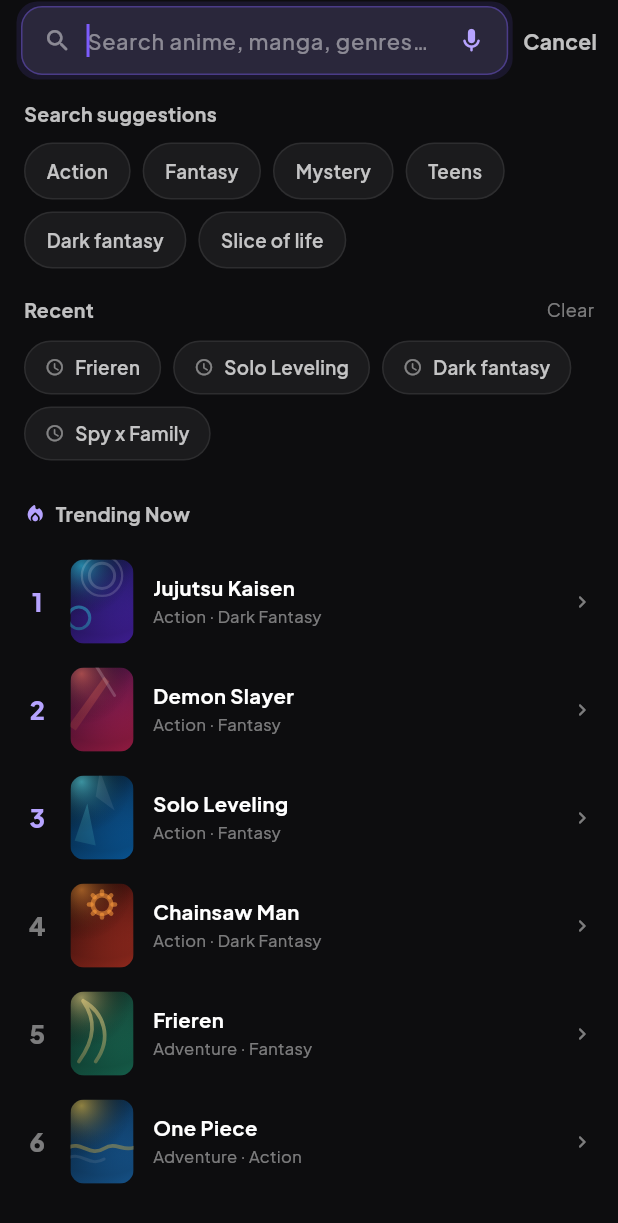
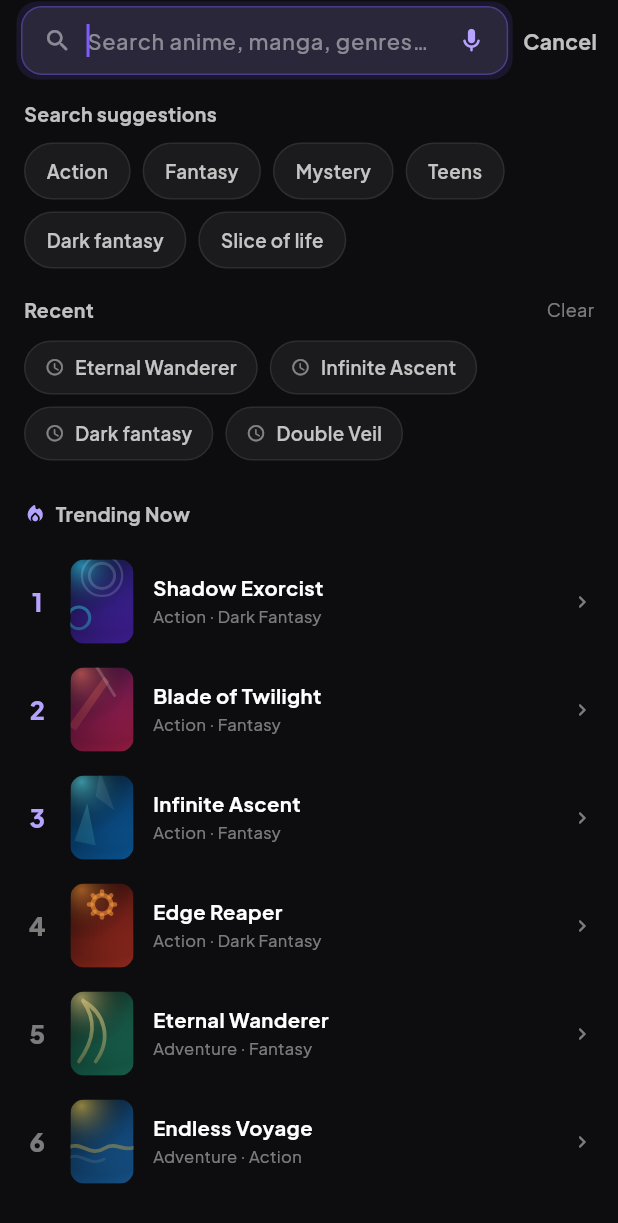
Before and after one commit to abdelhaqouballouk0-droid/Anify---Anime-Manga, a Flutter app: the screen it shows after launch, item 2 of the bottom bar chosen, on a phone screen of 412 x 824 dp. Shown: the top 1223 px of the screen. Run offline on Flutter 3.47's test engine with Material 3 defaults, Android fonts, the phone set to English and light mode, and no system bars; our stand-ins replace google_fonts.

Commit message:
fix: replace all real IP titles with original fictional titles (v1.2.0+11)
All real anime/manga names replaced with invented originals to address
Apple App Store rejection for unauthorized use of third-party content
catalogs. Titles, Japanese names, synopses, and quiz questions are now
fully fictional. Version bumped to 1.2.0+11.

Co-Authored-By: Claude Sonnet 4.6 <noreply@anthropic.com>

```diff
--- a/lib/data/sample_data.dart
+++ b/lib/data/sample_data.dart
@@ -8,108 +8,108 @@ class SampleData {
   // ---------------------------- ANIME ----------------------------
   static const jjk = Media(
     key: 'jjk',
-    title: 'Jujutsu Kaisen',
-    jpTitle: '呪術廻戦',
-    subtitle: 'Shibuya Incident',
+    title: 'Shadow Exorcist',
+    jpTitle: '影の祓師',
+    subtitle: 'The Sealing Night',
     rating: 9.1,
     year: 2023,
     count: 23,
     duration: '24m',
     genres: ['Action', 'Dark Fantasy', 'Supernatural'],
     synopsis:
-        "On Halloween night, Shibuya is sealed off by a veil. Sorcerers and curses clash in the streets as Yuji and his allies race to free Gojo and stop a catastrophe that could reshape the jujutsu world forever.",
+        "On a cursed night, the city is sealed beneath an ancient barrier. Exorcists and spirits clash in the streets as a young warrior races to break the seal before an unstoppable evil reshapes the spirit world forever.",
   );
 
   static const demon = Media(
     key: 'demon',
-    title: 'Demon Slayer',
-    jpTitle: '鬼滅の刃',
-    subtitle: 'Hashira Training Arc',
+    title: 'Blade of Twilight',
+    jpTitle: '黄昏の刃',
+    subtitle: 'Final Covenant Arc',
     rating: 8.9,
     year: 2024,
     count: 8,
     duration: '24m',
     genres: ['Action', 'Fantasy', 'Supernatural'],
     synopsis:
-        "Tanjiro joins the Hashira as they begin a brutal training regimen to prepare for the looming battle against Muzan Kibutsuji and the Upper Rank demons.",
+        "A young swordsman joins the elite Covenant warriors in a grueling trial to prepare for a final confrontation against the dark lord and his army of shadow demons.",
   );
 
   static const solo = Media(
     key: 'solo',
-    title: 'Solo Leveling',
-    jpTitle: '俺だけレベルアップな件',
-    subtitle: 'Arise',
+    title: 'Infinite Ascent',
+    jpTitle: '無限の覚醒',
+    subtitle: 'Awakening',
     rating: 8.7,
     year: 2024,
     count: 12,
     duration: '24m',
     genres: ['Action', 'Fantasy', 'Adventure'],
     synopsis:
-        "Sung Jinwoo, the weakest hunter of all mankind, awakens a mysterious System that lets him grow without limit. As dungeons darken, he climbs toward a power no one has ever seen.",
+        "Ren Kagura, ranked the weakest of all fighters, unlocks a mysterious system that grants unlimited growth potential. As the rifts grow darker, he climbs toward a power no one has ever witnessed.",
   );
 
   static const frieren = Media(
     key: 'frieren',
-    title: 'Frieren',
-    jpTitle: '葬送のフリーレン',
-    subtitle: "Beyond Journey's End",
+    title: 'Eternal Wanderer',
+    jpTitle: '永遠の旅人',
+    subtitle: 'Memories Arc',
     rating: 9.4,
     year: 2023,
     count: 28,
     duration: '24m',
     genres: ['Adventure', 'Fantasy', 'Slice of Life'],
     synopsis:
-        "An elven mage who outlives her party sets out to truly understand the humans she travelled with. A quiet meditation on memory, time, and what it means to know someone.",
+        "An immortal mage who has outlived her companions sets out on a quiet journey to truly understand the mortals she once adventured with. A tender meditation on time, memory, and connection.",
   );
 
   static const dungeon = Media(
     key: 'dungeon',
-    title: 'Dungeon Meshi',
-    jpTitle: 'ダンジョン飯',
-    subtitle: 'Delicious in Dungeon',
+    title: 'Labyrinth Feasts',
+    jpTitle: '迷宮の晩餐',
+    subtitle: 'Depths Edition',
     rating: 8.6,
     year: 2024,
     count: 24,
     duration: '24m',
     genres: ['Adventure', 'Comedy', 'Fantasy'],
     synopsis:
-        "After a party loses everything to a red dragon, Laios leads them back into the dungeon — surviving on monster cuisine along the way.",
+        "After losing all their supplies to a fire dragon, a party of adventurers ventures back into the labyrinth — surviving by cooking and eating the monsters they defeat.",
   );
 
   static const bluelock = Media(
     key: 'bluelock',
-    title: 'Blue Lock',
-    jpTitle: 'ブルーロック',
-    subtitle: 'Episode Nagi',
+    title: 'Striker Zero',
+    jpTitle: 'ストライカーゼロ',
+    subtitle: 'Selection Arc',
     rating: 8.3,
     year: 2024,
     count: 14,
     duration: '24m',
     genres: ['Sports', 'Drama', 'Thriller'],
     synopsis:
-        "300 strikers are locked into a radical facility built to forge the world's greatest egoist. Only one will emerge.",
+        "Three hundred young footballers are locked inside a radical facility designed to forge the world's greatest striker. Only one will emerge victorious.",
   );
 
   static const vinland = Media(
     key: 'vinland',
-    title: 'Vinland Saga',
-    jpTitle: 'ヴィンランド・サガ',
-    subtitle: 'Season 2',
+    title: 'Northern Saga',
+    jpTitle: '北の英雄',
+    subtitle: 'Harvest Arc',
     rating: 8.8,
     year: 2023,
     count: 24,
     duration: '24m',
     genres: ['Action', 'Adventure', 'Drama'],
     synopsis:
-        "Stripped of vengeance and sold into slavery, Thorfinn must find a reason to live in a world ruled by the sword.",
+        "Stripped of vengeance and sold into bondage, a young warrior must find the will to live in a brutal world ruled by iron and blood.",
   );
 
   // ---------------------------- MANGA ----------------------------
   static const csm = Media(
     key: 'csm',
-    title: 'Chainsaw Man',
-    jpTitle: 'チェンソーマン',
-    subtitle: 'Part 2: Academy Saga',
+    title: 'Edge Reaper',
+    jpTitle: '刃の悪魔',
+    subtitle: 'School Arc',
     rating: 9.0,
     year: 2024,
     count: 162,
@@ -118,14 +118,14 @@ class SampleData {
     isManga: true,
     unread: true,
     synopsis:
-        "Denji is the Chainsaw Devil — a kid with a chainsaw for a head, hunting devils to pay off an impossible debt. Then everything gets so much weirder.",
+        "Kei is a devil-fused hunter — a young man bonded to a blade demon, fighting dark creatures to survive in a world where devils and humans clash daily.",
   );
 
   static const onepiece = Media(
     key: 'onepiece',
-    title: 'One Piece',
-    jpTitle: 'ワンピース',
-    subtitle: 'Final Saga · Egghead',
+    title: 'Endless Voyage',
+    jpTitle: '果てなき航海',
+    subtitle: 'Final Arc · Sky Fortress',
     rating: 9.3,
     year: 2024,
     count: 1118,
@@ -134,14 +134,14 @@ class SampleData {
     isManga: true,
     unread: true,
     synopsis:
-        "Monkey D. Luffy and the Straw Hats sail toward the legendary One Piece. The Final Saga pulls back the curtain on the world's deepest secrets.",
+        "Captain Rao Sunfist and his crew of misfit sailors chase a legendary treasure across uncharted seas. The Final Arc tears back the curtain on the world's oldest secrets.",
   );
 
   static const berserk = Media(
     key: 'berserk',
-    title: 'Berserk',
-    jpTitle: 'ベルセルク',
-    subtitle: 'Fantasia Arc',
+    title: 'Cursed Blade',
+    jpTitle: '呪われた剣',
+    subtitle: 'Realm Arc',
     rating: 9.4,
     year: 2024,
     count: 374,
@@ -149,14 +149,14 @@ class SampleData {
     genres: ['Dark Fantasy', 'Action', 'Tragedy'],
     isManga: true,
     synopsis:
-        "Branded for death, the lone swordsman Guts wages an endless war against demons and fate itself.",
+        "Marked for death by a god-hand, a lone black swordsman wages a relentless war against demons and a fate written in blood.",
   );
 
   static const spy = Media(
     key: 'spy',
-    title: 'Spy x Family',
-    jpTitle: 'スパイファミリー',
-    subtitle: 'Mission 102',
+    title: 'Double Veil',
+    jpTitle: '二重の仮面',
+    subtitle: 'Operation Cipher',
     rating: 8.7,
     year: 2024,
     count: 102,
@@ -165,13 +165,13 @@ class SampleData {
     isManga: true,
     unread: true,
     synopsis:
-        "A spy, an assassin, and a telepath form a fake family for the sake of world peace — none of them knowing the others' secret.",
+        "An elite agent, a ghost assassin, and a gifted child form a secret family to prevent a war — none of them knowing the others' true identity.",
   );
 
   static const apoth = Media(
     key: 'apoth',
-    title: 'The Apothecary Diaries',
-    jpTitle: '薬屋のひとりごと',
+    title: 'Court Alchemist',
+    jpTitle: '宮廷の薬師',
     subtitle: 'Volume 12',
     rating: 8.9,
     year: 2024,
@@ -180,7 +180,7 @@ class SampleData {
     genres: ['Mystery', 'Drama', 'Historical'],
     isManga: true,
     synopsis:
-        "A sharp-witted apothecary navigates poison, politics, and palace intrigue in the imperial rear court.",
+        "A razor-sharp herbalist navigates poison plots, court politics, and deadly intrigue within the walls of the imperial palace.",
   );
 
   // ---------------------------- FEEDS ----------------------------
@@ -240,45 +240,45 @@ class SampleData {
   static const List<QuizQuestion> quizQuestions = [
     QuizQuestion(
       question:
-          'Quel anime se déroule dans un monde rempli de malédictions et d’exorcistes ?',
+          'Dans quel anime un jeune guerrier combat-il des esprits dans une ville scellée par une barrière maudite ?',
       options: [
-        'Demon Slayer',
-        'Jujutsu Kaisen',
-        'Vinland Saga',
-        'Spy x Family'
+        'Blade of Twilight',
+        'Shadow Exorcist',
+        'Northern Saga',
+        'Double Veil'
       ],
       answerIndex: 1,
       explanation:
-          'Jujutsu Kaisen suit Yuji Itadori dans un monde de sorcellerie et de malédictions.',
+          'Shadow Exorcist suit un jeune exorciste dans un monde de malédictions et de barrières spirituelles.',
     ),
     QuizQuestion(
       question:
-          'Quel manga suit un pirate en quête du trésor légendaire One Piece ?',
-      options: ['Chainsaw Man', 'One Piece', 'Berserk', 'Frieren'],
+          "Quel manga met en scène un capitaine pirate à la recherche d'un trésor légendaire ?",
+      options: ['Edge Reaper', 'Endless Voyage', 'Cursed Blade', 'Eternal Wanderer'],
       answerIndex: 1,
       explanation:
-          'One Piece raconte l’histoire de Monkey D. Luffy et de son équipage pirate.',
+          "Endless Voyage raconte l'histoire du capitaine Rao Sunfist et de son équipage en quête du trésor ultime.",
     ),
     QuizQuestion(
       question:
-          'Quel titre est centré sur une famille d’espions et d’assassins ?',
+          "Quel titre présente une famille secrète formée d'un agent, d'une assassine et d'un enfant doué ?",
       options: [
-        'Solo Leveling',
-        'Demon Slayer',
-        'Spy x Family',
-        'Vinland Saga'
+        'Infinite Ascent',
+        'Blade of Twilight',
+        'Double Veil',
+        'Northern Saga'
       ],
       answerIndex: 2,
       explanation:
-          'Spy x Family met en scène un espion, une assassin et une télépathe sous couverture familiale.',
+          'Double Veil met en scène trois individus aux identités secrètes qui vivent sous couverture familiale.',
     ),
     QuizQuestion(
       question:
-          'Quel anime a un ton plus contemplatif et traite de la vie après une quête ?',
-      options: ['Frieren', 'Blue Lock', 'Dungeon Meshi', 'Chainsaw Man'],
+          "Quel anime a un ton contemplatif et explore la mémoire à travers les yeux d'une mage immortelle ?",
+      options: ['Eternal Wanderer', 'Striker Zero', 'Labyrinth Feasts', 'Edge Reaper'],
       answerIndex: 0,
       explanation:
-          'Frieren explore le temps et la mémoire après la fin d’une grande aventure.',
+          "Eternal Wanderer explore le temps et la mémoire à travers le voyage d'une mage qui a survécu à ses compagnons.",
     ),
   ];
 
--- a/lib/screens/search_screen.dart
+++ b/lib/screens/search_screen.dart
@@ -19,10 +19,10 @@ class _SearchScreenState extends State<SearchScreen> {
   String q = '';
 
   static const recents = [
-    'Frieren',
-    'Solo Leveling',
+    'Eternal Wanderer',
+    'Infinite Ascent',
     'Dark fantasy',
-    'Spy x Family'
+    'Double Veil'
   ];
   static const suggestions = [
     'Action',
--- a/pubspec.yaml
+++ b/pubspec.yaml
@@ -1,7 +1,7 @@
 name: nify
 description: "Nify — Arashi · Anime & Manga app (Flutter port of the Arashi redesign)."
 publish_to: 'none'
-version: 1.1.0+10
+version: 1.2.0+11
 
 environment:
   sdk: '>=3.3.0 <4.0.0'
```
